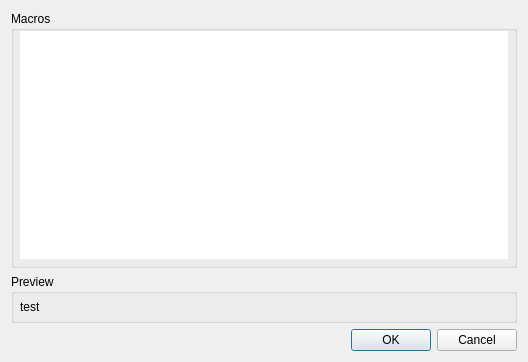
iamjustkoi/StudyTimeStats, file res/ui/macro_dialog.ui: the form before one commit.
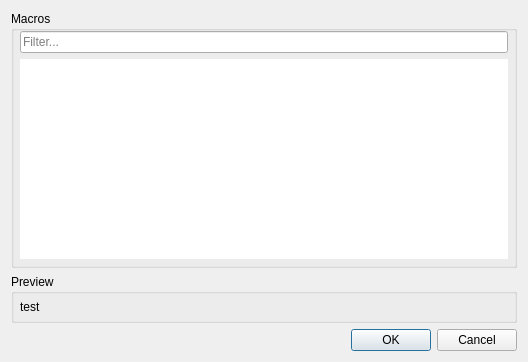
The form after the commit.

Commit message: Add filter functionality to macro dialog window

Diff of the .ui file:
```diff
--- a/res/ui/macro_dialog.ui
+++ b/res/ui/macro_dialog.ui
@@ -38,6 +38,16 @@
       <property name="bottomMargin">
        <number>6</number>
       </property>
+      <item>
+       <widget class="QLineEdit" name="filterLineEdit">
+        <property name="placeholderText">
+         <string>Filter...</string>
+        </property>
+        <property name="clearButtonEnabled">
+         <bool>true</bool>
+        </property>
+       </widget>
+      </item>
       <item>
        <widget class="QListView" name="listView">
         <property name="frameShape">
```
The commit also changes 2 other files.
